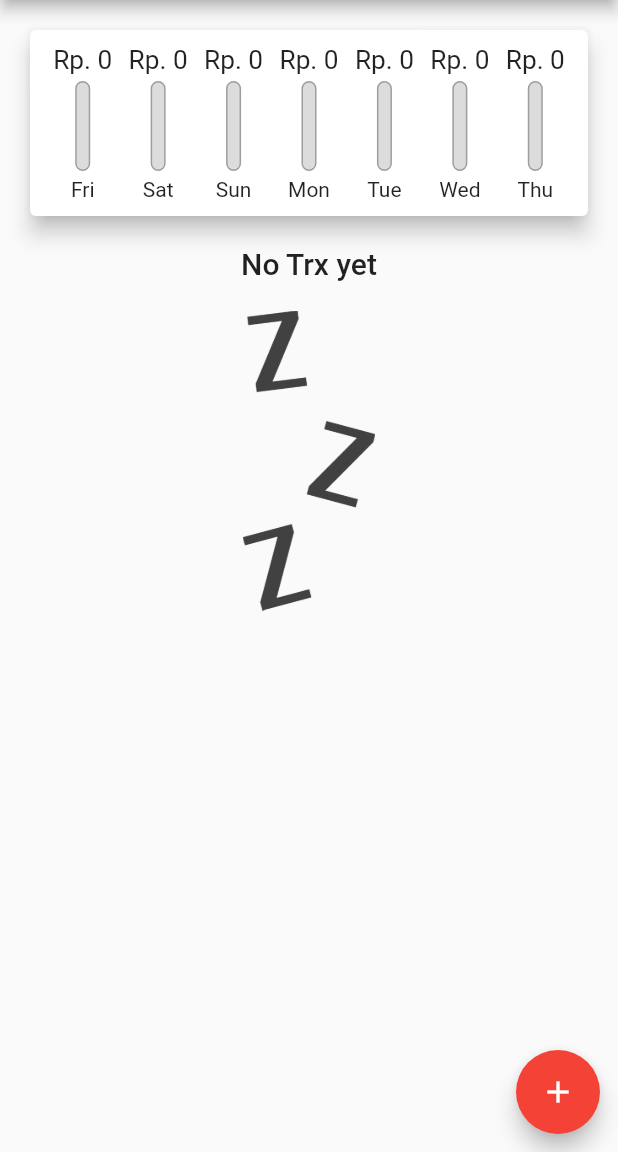
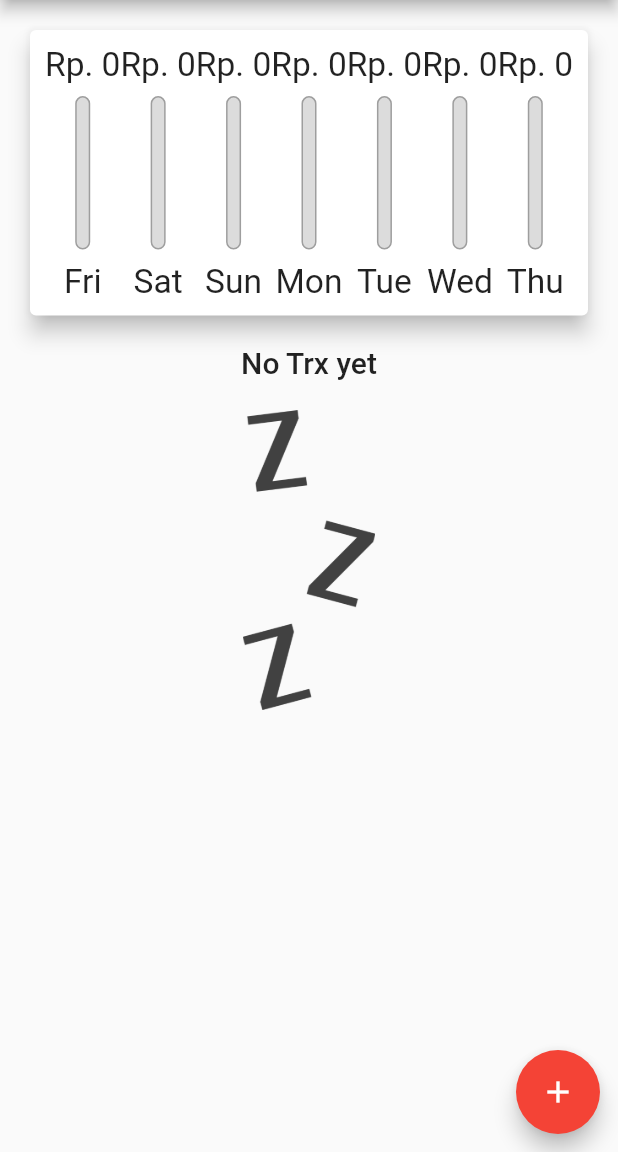
Before and after one commit to ibnunaufal/flutter_expenses_app, a Flutter app: the screen it shows after launch, on a phone screen of 412 x 824 dp, the part 84-1236 px from its top. Run offline on Flutter 3.47's test engine with Material 2 defaults, Android fonts, the phone set to English and light mode, and no system bars; Roboto replaces fonts that are missing (Balrow).

```diff
--- a/lib/main.dart
+++ b/lib/main.dart
@@ -1,11 +1,16 @@
 import 'package:flutter/material.dart';
+import 'package:flutter/services.dart';
 import 'package:flutter_expenses_app/widgets/new_transaction.dart';
 import 'package:flutter_expenses_app/widgets/transaction_list.dart';
 import './models/transaction.dart';
 import './widgets/transaction_list.dart';
 import './widgets/chart.dart';
 
-void main() => runApp(MyApp());
+void main() {
+  WidgetsFlutterBinding.ensureInitialized();
+  SystemChrome.setPreferredOrientations([DeviceOrientation.portraitUp, DeviceOrientation.portraitDown]);
+  runApp(MyApp());
+}
 
 class MyApp extends StatelessWidget {
   @override
@@ -32,12 +37,10 @@ class _MyHomePageState extends State<MyHomePage> {
   ];
 
   List<Transactions> get _recentTrx {
-    return _userTransaction.where((element){
-      return element.date.isAfter(
-        DateTime.now().subtract(
-          Duration(days: 7),
-        )
-      );
+    return _userTransaction.where((element) {
+      return element.date.isAfter(DateTime.now().subtract(
+        Duration(days: 7),
+      ));
     }).toList();
   }
 
@@ -54,7 +57,7 @@ class _MyHomePageState extends State<MyHomePage> {
     });
   }
 
-  void _deleteTransaction(String id){
+  void _deleteTransaction(String id) {
     setState(() {
       _userTransaction.removeWhere((element) {
         return element.id == id;
@@ -75,20 +78,31 @@ class _MyHomePageState extends State<MyHomePage> {
 
   @override
   Widget build(BuildContext context) {
+    final appBar = AppBar(
+      title: Text('Flutter Expenses App'),
+      actions: [
+        IconButton(
+            onPressed: () => _startAddNewTrx(context), icon: Icon(Icons.add))
+      ],
+    );
+
     return Scaffold(
-      appBar: AppBar(
-        title: Text('Flutter Expenses App'),
-        actions: [
-          IconButton(
-              onPressed: () => _startAddNewTrx(context), icon: Icon(Icons.add))
-        ],
-      ),
+      appBar: appBar,
       body: SingleChildScrollView(
         child: Column(
           crossAxisAlignment: CrossAxisAlignment.center,
           children: [
-            Chart(_recentTrx),
-            TransactionList(_userTransaction, _deleteTransaction)
+            Container(
+                height: (MediaQuery.of(context).size.height -
+                        appBar.preferredSize.height -
+                        MediaQuery.of(context).padding.top) *
+                    0.3,
+                child: Chart(_recentTrx)),
+            Container(
+                height: (MediaQuery.of(context).size.height -
+                        appBar.preferredSize.height) *
+                    0.7,
+                child: TransactionList(_userTransaction, _deleteTransaction))
           ],
         ),
       ),
--- a/lib/widgets/chart_bar.dart
+++ b/lib/widgets/chart_bar.dart
@@ -11,19 +11,19 @@ class ChartBar extends StatelessWidget {
 
   @override
   Widget build(BuildContext context) {
+    return LayoutBuilder(
+      builder: (ctx, constraints) {
         return Column(
           children: [
             Container(
-          height: 20,
+                height: constraints.maxHeight * 0.15,
                 child: FittedBox(
-            child: Text('Rp. ${spendingAmount.toStringAsFixed(0)}')
-          )
-        ),
+                    child: Text('Rp. ${spendingAmount.toStringAsFixed(0)}'))),
             SizedBox(
-          height: 4,
+              height: constraints.maxHeight * 0.05,
             ),
             Container(
-          height: 60,
+              height: constraints.maxHeight * 0.6,
               width: 10,
               child: Stack(
                 children: [
@@ -38,18 +38,21 @@ class ChartBar extends StatelessWidget {
                     child: Container(
                       decoration: BoxDecoration(
                           color: Theme.of(context).primaryColor,
-                      borderRadius: BorderRadius.circular(10)
-                      ),
+                          borderRadius: BorderRadius.circular(10)),
                     ),
                   )
                 ],
               ),
             ),
             SizedBox(
-          height: 4,
+              height: constraints.maxHeight * 0.05,
             ),
-        Text(label)
+            Container(
+                height: constraints.maxHeight * 0.15,
+                child: FittedBox(child: Text(label)))
           ],
+        );
+      },
     );
   }
 }
--- a/lib/widgets/transaction_list.dart
+++ b/lib/widgets/transaction_list.dart
@@ -12,9 +12,7 @@ class TransactionList extends StatelessWidget {
 
   @override
   Widget build(BuildContext context) {
-    return Container(
-      height: 300,
-      child: transactions.isEmpty
+    return transactions.isEmpty
         ? Column(
             children: [
               Text(
@@ -49,14 +47,17 @@ class TransactionList extends StatelessWidget {
                   title: Text(
                     transactions[index].title,
                   ),
-                    subtitle: Text(
-                        DateFormat.yMMMd().format(transactions[index].date)),
-                    trailing: IconButton(icon: Icon(Icons.delete), color: Colors.red,onPressed: () => deleteFunc(transactions[index].id),),
+                  subtitle:
+                      Text(DateFormat.yMMMd().format(transactions[index].date)),
+                  trailing: IconButton(
+                    icon: Icon(Icons.delete),
+                    color: Colors.red,
+                    onPressed: () => deleteFunc(transactions[index].id),
+                  ),
                 ),
               );
             },
             itemCount: transactions.length,
-            ),
           );
   }
 }
```
Also changed, not shown: lib/widgets/chart.dart (indentation only). Lines whose indentation alone changed are shown as unchanged.
